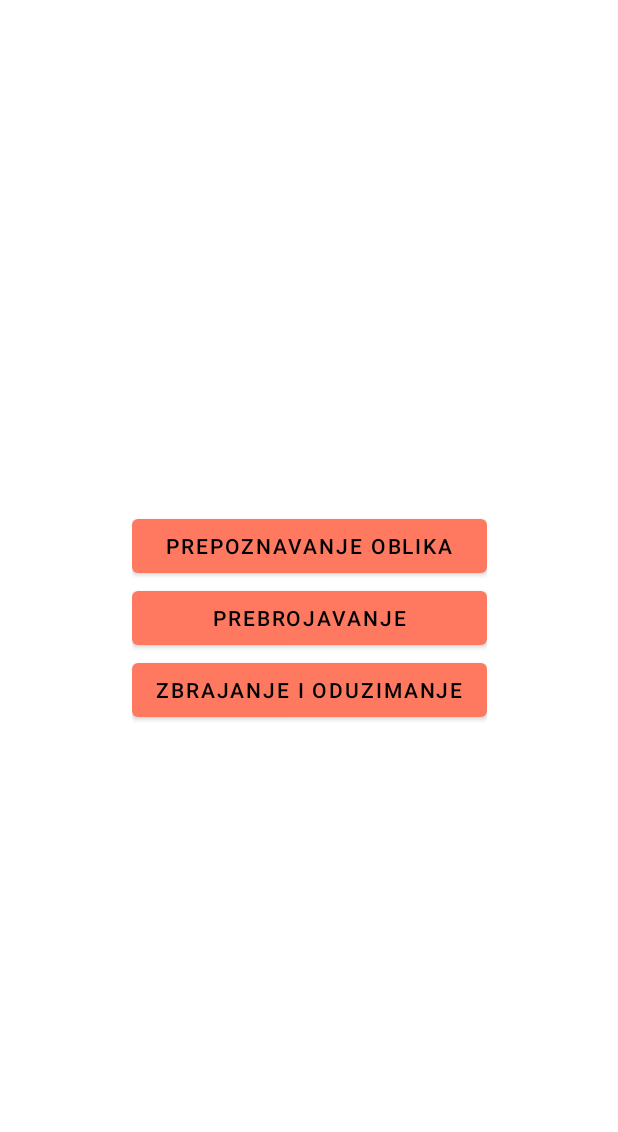
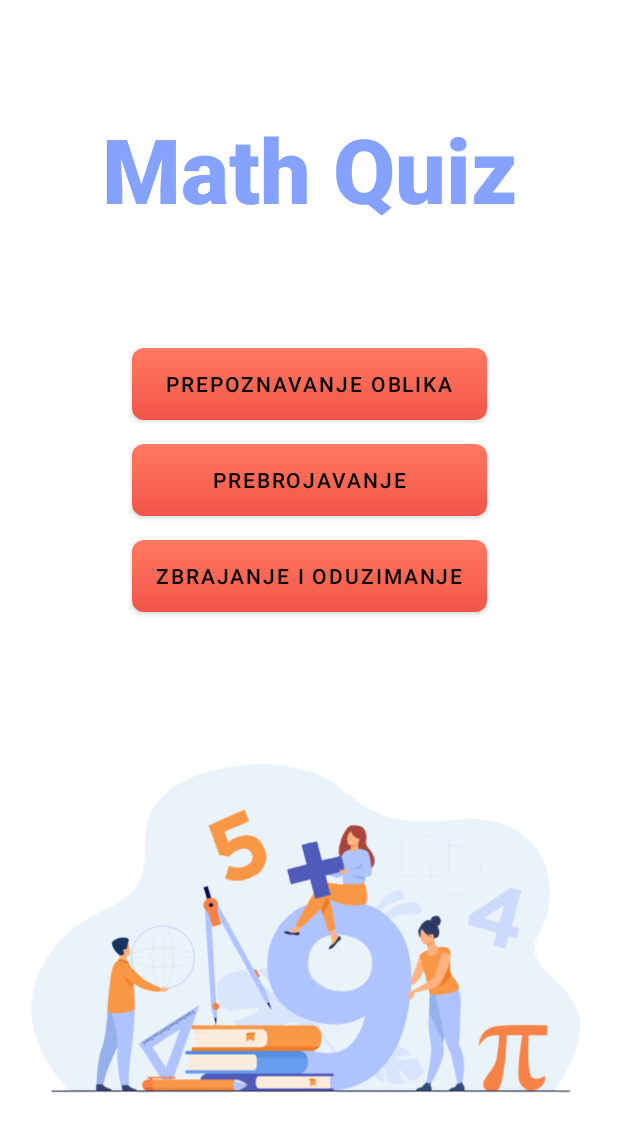
Before and after one commit to ajan9/MathQuiz, an Android app: the screen it shows after launch (MainActivity), on a phone screen of 412 x 824 dp. Shown: the top 1132 px of the screen. Run offline under Robolectric (Android 15) with nearby library versions, the phone set to English and light mode, and no system bars.

Commit message:
Adding buttons

```diff
--- /dev/null
+++ b/app/src/main/res/drawable/orange_button_background.xml
@@ -0,0 +1,21 @@
+<?xml version="1.0" encoding="utf-8"?>
+<selector xmlns:android="http://schemas.android.com/apk/res/android">
+    <item android:state_pressed="true">
+        <shape>
+            <solid android:color="@color/orange_dark"/>
+            <corners android:radius="8dp" />
+        </shape>
+    </item>
+
+    <item>
+        <shape>
+            <gradient
+                android:type="linear"
+                android:angle="90"
+                android:startColor="@color/orange_dark"
+                android:endColor="@color/orange_light" />
+            <corners android:radius="8dp" />
+        </shape>
+    </item>
+
+</selector>
--- a/app/src/main/res/layout/fragment_menu.xml
+++ b/app/src/main/res/layout/fragment_menu.xml
@@ -6,32 +6,63 @@
     xmlns:app="http://schemas.android.com/apk/res-auto"
     tools:context=".MenuFragment">
 
+    <TextView
+        android:id="@+id/title"
+        android:layout_width="wrap_content"
+        android:layout_height="wrap_content"
+        android:fontFamily="sans-serif-black"
+        android:text="@string/app_name"
+        android:textColor="@color/purple_light"
+        android:textSize="60sp"
+        app:layout_constraintBottom_toTopOf="@+id/linearLayout"
+        app:layout_constraintEnd_toEndOf="parent"
+        app:layout_constraintStart_toStartOf="parent"
+        app:layout_constraintTop_toTopOf="parent" />
+
     <LinearLayout
+        android:id="@+id/linearLayout"
         android:layout_width="wrap_content"
         android:layout_height="wrap_content"
         android:orientation="vertical"
-        app:layout_constraintBottom_toBottomOf="parent"
+        app:layout_constraintBottom_toTopOf="@+id/imageView"
         app:layout_constraintEnd_toEndOf="parent"
-        app:layout_constraintStart_toStartOf="parent"
-        app:layout_constraintTop_toTopOf="parent">
+        app:layout_constraintStart_toStartOf="parent">
 
         <Button
             android:id="@+id/button_shapes"
             android:layout_width="match_parent"
             android:layout_height="wrap_content"
+            app:backgroundTint="@null"
+            android:layout_margin="8dp"
+            android:background="@drawable/orange_button_background"
             android:text="Prepoznavanje oblika" />
 
         <Button
             android:id="@+id/button_counting"
             android:layout_width="match_parent"
             android:layout_height="wrap_content"
+            android:layout_margin="8dp"
+            app:backgroundTint="@null"
+            android:background="@drawable/orange_button_background"
             android:text="Prebrojavanje" />
 
         <Button
             android:id="@+id/button_computing"
             android:layout_width="match_parent"
             android:layout_height="wrap_content"
+            android:layout_margin="8dp"
+            app:backgroundTint="@null"
+            android:background="@drawable/orange_button_background"
             android:text="Zbrajanje i oduzimanje" />
     </LinearLayout>
 
+    <ImageView
+        android:id="@+id/imageView"
+        android:layout_width="wrap_content"
+        android:layout_height="wrap_content"
+        android:src="@drawable/main_screen"
+        app:layout_constraintBottom_toBottomOf="parent"
+        app:layout_constraintEnd_toEndOf="parent"
+        app:layout_constraintStart_toStartOf="parent" />
+
 </androidx.constraintlayout.widget.ConstraintLayout>
--- a/app/src/main/res/values/colors.xml
+++ b/app/src/main/res/values/colors.xml
@@ -2,7 +2,7 @@
 <resources>
 
     <color name="orange_light">#FFFF7961</color>
-    <color name="orange_dark">#FFF44336</color>
+    <color name="orange_dark">#F35449</color>
 
     <color name="blue_light">#82D4FF</color>
     <color name="blue_dark">#4FC3FF</color>
```
Also changed, not shown: app/src/main/res/drawable/orange_gradient_background.xml (added, +14 -0 lines), app/src/main/res/drawable/pink_button_background.xml (added, +21 -0 lines), app/src/main/res/drawable/purple_button_background.xml (added, +21 -0 lines), app/src/main/res/drawable/yellow_button_background.xml (added, +21 -0 lines), app/src/main/res/layout/fragment_counting.xml (+9 -5 lines), app/src/main/res/drawable/main_screen.png (added).
